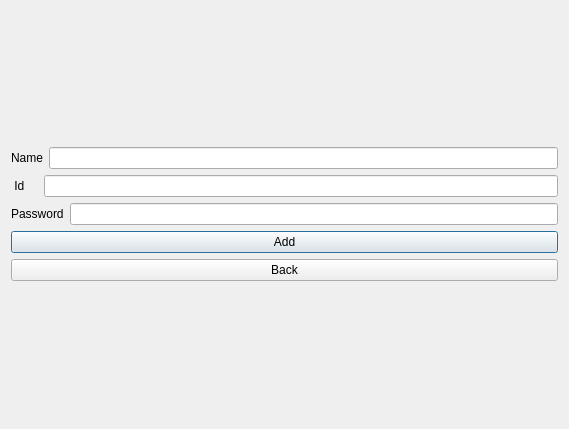
Above: Ifrad/add_chef.ui from Ridwan230/Restaurant-Management-System before the change. Below: the same form after it.
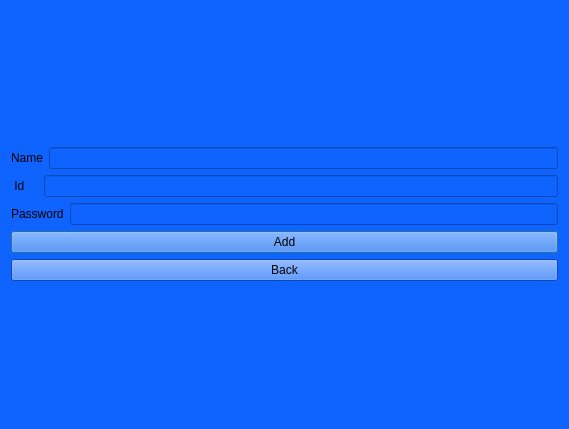
That is the form after the change.

Patch:
```diff
--- a/Ifrad/add_chef.ui
+++ b/Ifrad/add_chef.ui
@@ -13,6 +13,11 @@
   <property name="windowTitle">
    <string>Dialog</string>
   </property>
+  <property name="styleSheet">
+   <string notr="true">*{
+background:rgb(15, 99, 254)
+}</string>
+  </property>
   <layout class="QVBoxLayout" name="verticalLayout_3">
    <item>
     <layout class="QVBoxLayout" name="verticalLayout_2">
```
